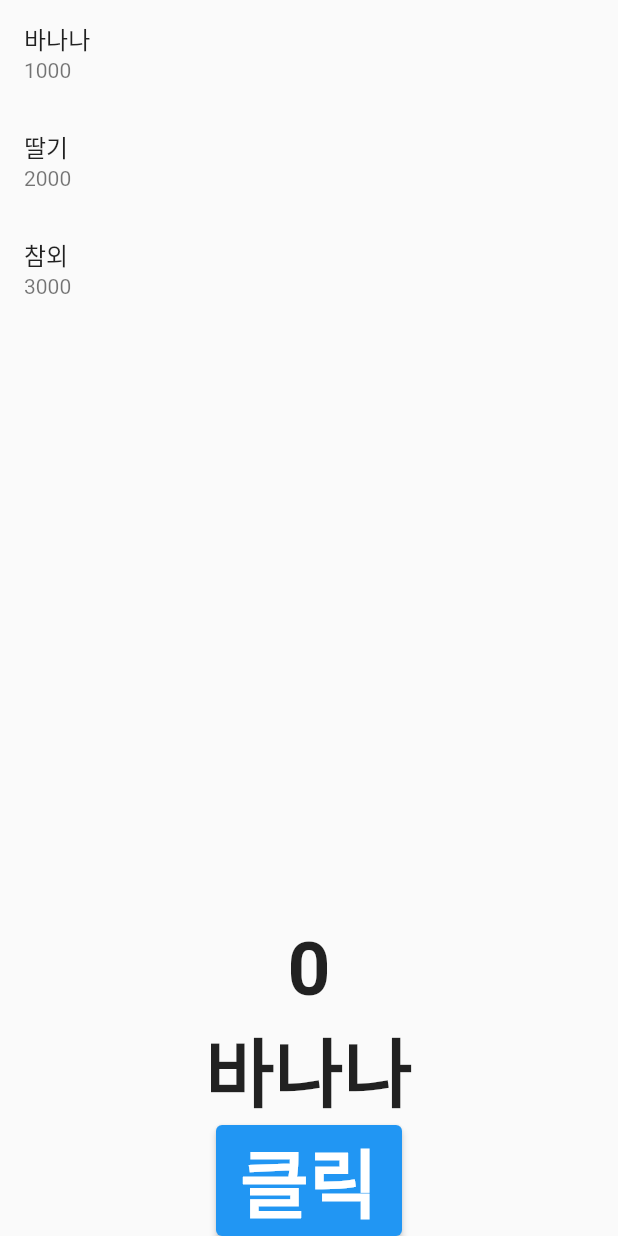
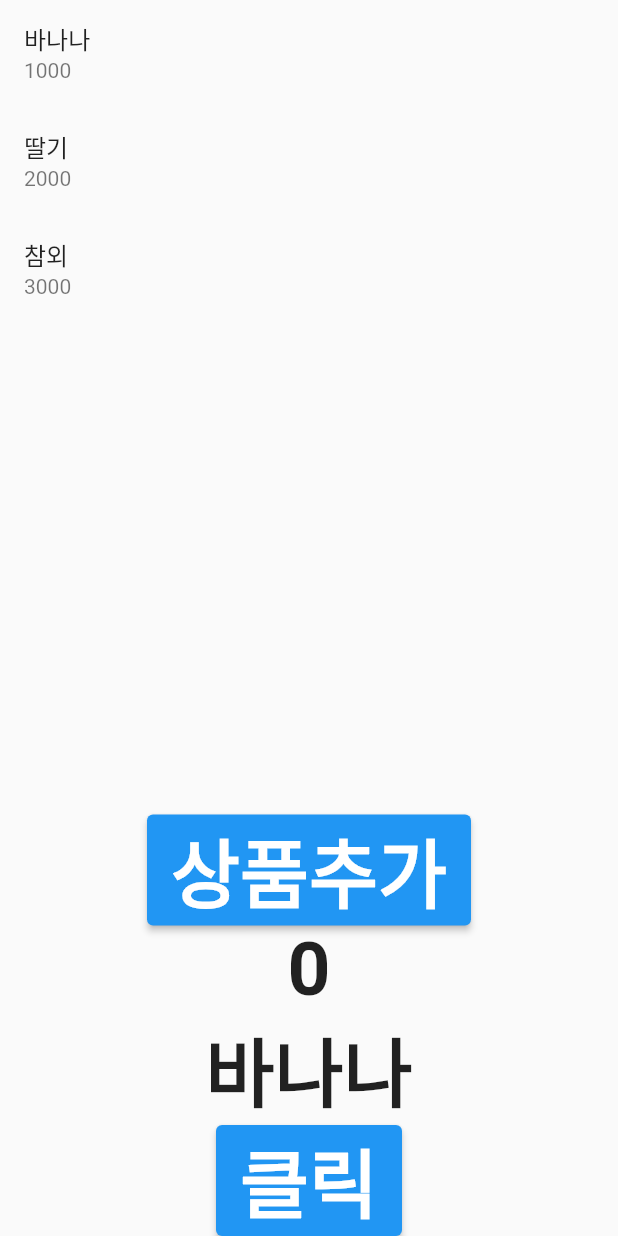
Before and after one commit to Jo-HyeRin/Flutter_State, a Flutter app: the screen it shows after launch, on a phone screen of 412 x 824 dp. Run offline on Flutter 3.47's test engine with Material 2 defaults, Android fonts, the phone set to English and light mode, and no system bars; our stand-ins replace flutter_riverpod.

```diff
--- a/lib/pages/home_page.dart
+++ b/lib/pages/home_page.dart
@@ -1,6 +1,7 @@
 import 'package:flutter/material.dart';
 import 'package:flutter_riverpod/flutter_riverpod.dart';
 import 'package:flutter_state/pages/counter_provider.dart';
+import 'package:flutter_state/pages/product.dart';
 import 'package:flutter_state/pages/product_list_repository.dart';
 import 'package:flutter_state/pages/product_repository.dart';
 
@@ -26,6 +27,15 @@ class HomePage extends ConsumerWidget {
               );
             },),
           ),
+          ElevatedButton(
+              onPressed: () {
+                final p1 = ref.read(productListProvider.notifier);
+                p1.state = [...p1.state, Product(4, "고구마", 5000)];
+              },
+              child: Text(
+                "상품추가",
+                style: TextStyle(fontSize: 50, fontWeight: FontWeight.w600),
+              )),
           Text(
             "${count}",
             style: TextStyle(fontSize: 50, fontWeight: FontWeight.w600),
--- /dev/null
+++ b/lib/pages/product.dart
@@ -0,0 +1,8 @@
+// Entity
+class Product {
+  int id;
+  String name;
+  int price;
+
+  Product(this.id, this.name, this.price);
+}
```
Also changed, not shown: lib/pages/product_list_repository.dart (+1 -9 lines), lib/pages/product_repository.dart (+1 -9 lines).
